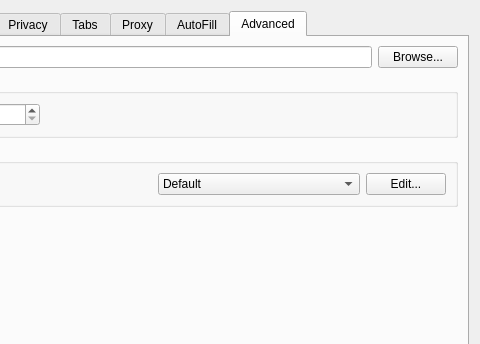
jgehring/arora, file src/settings.ui: the form before one commit; both pictures show x 171 to 651 and y 0 to 344 of the 651 by 464 pixel window.
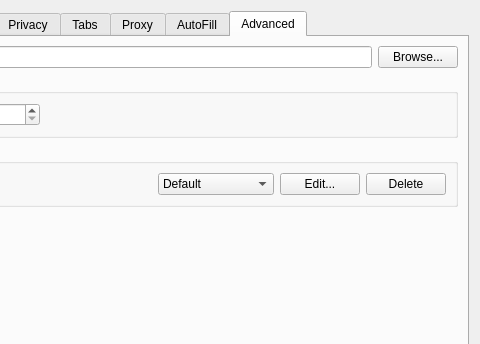
The form after the commit.

Commit message: Added ability to delete shortcut schemes More fixes for the shortcut editor

```diff
--- a/src/settings.ui
+++ b/src/settings.ui
@@ -1080,6 +1080,19 @@
               </property>
              </widget>
             </item>
+            <item row="0" column="2">
+             <widget class="QPushButton" name="shortcutDeleteButton">
+              <property name="sizePolicy">
+               <sizepolicy hsizetype="Maximum" vsizetype="Fixed">
+                <horstretch>0</horstretch>
+                <verstretch>0</verstretch>
+               </sizepolicy>
+              </property>
+              <property name="text">
+               <string>Delete</string>
+              </property>
+             </widget>
+            </item>
            </layout>
           </item>
          </layout>
```
The commit also changes 5 other files.
